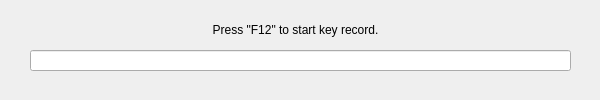
This is QKeyMapper/qkeyrecord.ui in Zalafina/QKeyMapper as Qt 5 draws it before an edit. The edited form follows.
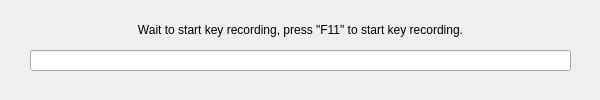
This is the edited form.

Commit message: Add key record dialog part2.

Patch:
```diff
--- a/QKeyMapper/qkeyrecord.ui
+++ b/QKeyMapper/qkeyrecord.ui
@@ -16,14 +16,14 @@
   <widget class="QLabel" name="keyRecordLabel">
    <property name="geometry">
     <rect>
-     <x>160</x>
+     <x>30</x>
      <y>20</y>
-     <width>271</width>
+     <width>541</width>
      <height>20</height>
     </rect>
    </property>
    <property name="text">
-    <string>Press &quot;F12&quot; to start key record.</string>
+    <string>Wait to start key recording, press &quot;F11&quot; to start key recording.</string>
    </property>
    <property name="alignment">
     <set>Qt::AlignCenter</set>
```
The commit also changes 9 other files.
